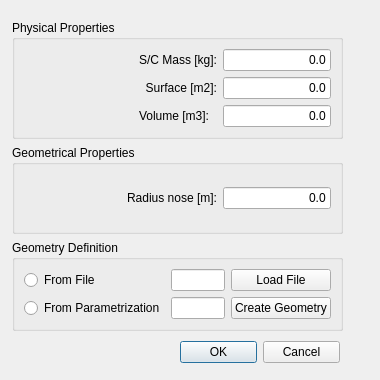
This is sta-src/Main/physicalproperties.ui in Dwarf-Planet-Project/SpaceDesignTool as Qt 5 draws it before an edit. The edited form follows.
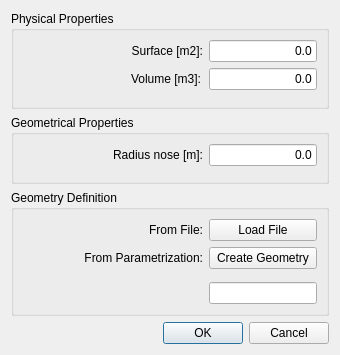
This is the edited form. Icons and pictures are not drawn.

```diff
--- a/sta-src/Main/physicalproperties.ui
+++ b/sta-src/Main/physicalproperties.ui
@@ -6,20 +6,20 @@
    <rect>
     <x>0</x>
     <y>0</y>
-    <width>380</width>
-    <height>380</height>
+    <width>340</width>
+    <height>355</height>
    </rect>
   </property>
   <property name="minimumSize">
    <size>
-    <width>380</width>
-    <height>380</height>
+    <width>0</width>
+    <height>0</height>
    </size>
   </property>
   <property name="maximumSize">
    <size>
-    <width>380</width>
-    <height>380</height>
+    <width>1000000</width>
+    <height>1000000</height>
    </size>
   </property>
   <property name="baseSize">
@@ -31,15 +31,8 @@
   <property name="windowTitle">
    <string>Physical/Geometrical Properties</string>
   </property>
-  <widget class="QWidget" name="layoutWidget">
-   <property name="geometry">
-    <rect>
-     <x>12</x>
-     <y>20</y>
-     <width>331</width>
-     <height>311</height>
-    </rect>
-   </property>
+  <layout class="QVBoxLayout" name="verticalLayout">
+   <item>
    <layout class="QVBoxLayout" name="verticalLayout_2">
     <item>
      <widget class="QGroupBox" name="groupBox_2">
@@ -56,36 +49,6 @@
        <item>
         <layout class="QGridLayout" name="gridLayout">
          <item row="0" column="0">
-          <widget class="QLabel" name="label">
-           <property name="text">
-            <string/>
-           </property>
-           <property name="pixmap">
-            <pixmap>:/icons/Mass.png</pixmap>
-           </property>
-          </widget>
-         </item>
-         <item row="0" column="2">
-          <widget class="QLabel" name="label_6">
-           <property name="text">
-            <string>S/C Mass [kg]:</string>
-           </property>
-           <property name="alignment">
-            <set>Qt::AlignRight|Qt::AlignTrailing|Qt::AlignVCenter</set>
-           </property>
-          </widget>
-         </item>
-         <item row="0" column="3">
-          <widget class="QLineEdit" name="lineEditMass">
-           <property name="text">
-            <string>0.0</string>
-           </property>
-           <property name="alignment">
-            <set>Qt::AlignRight|Qt::AlignTrailing|Qt::AlignVCenter</set>
-           </property>
-          </widget>
-         </item>
-         <item row="1" column="0">
           <widget class="QLabel" name="label_2">
            <property name="text">
             <string/>
@@ -95,7 +58,7 @@
            </property>
           </widget>
          </item>
-         <item row="1" column="2">
+          <item row="0" column="2">
           <widget class="QLabel" name="label_4">
            <property name="text">
             <string>Surface [m2]:</string>
@@ -105,7 +68,7 @@
            </property>
           </widget>
          </item>
-         <item row="1" column="3">
+          <item row="0" column="3">
           <widget class="QLineEdit" name="lineEditSurface">
            <property name="text">
             <string>0.0</string>
@@ -115,7 +78,7 @@
            </property>
           </widget>
          </item>
-         <item row="2" column="0">
+          <item row="1" column="0">
           <widget class="QLabel" name="label_3">
            <property name="text">
             <string/>
@@ -125,14 +88,14 @@
            </property>
           </widget>
          </item>
-         <item row="2" column="2">
+          <item row="1" column="2">
           <widget class="QLabel" name="label_5">
            <property name="text">
             <string>Volume [m3]:</string>
            </property>
           </widget>
          </item>
-         <item row="2" column="3">
+          <item row="1" column="3">
           <widget class="QLineEdit" name="lineEditVolume">
            <property name="text">
             <string>0.0</string>
@@ -143,19 +106,6 @@
           </widget>
          </item>
          <item row="0" column="1">
-          <spacer name="horizontalSpacer">
-           <property name="orientation">
-            <enum>Qt::Horizontal</enum>
-           </property>
-           <property name="sizeHint" stdset="0">
-            <size>
-             <width>40</width>
-             <height>20</height>
-            </size>
-           </property>
-          </spacer>
-         </item>
-         <item row="1" column="1">
           <spacer name="horizontalSpacer_2">
            <property name="orientation">
             <enum>Qt::Horizontal</enum>
@@ -168,7 +118,7 @@
            </property>
           </spacer>
          </item>
-         <item row="2" column="1">
+          <item row="1" column="1">
           <spacer name="horizontalSpacer_3">
            <property name="orientation">
             <enum>Qt::Horizontal</enum>
@@ -181,6 +131,19 @@
            </property>
           </spacer>
          </item>
+          <item row="2" column="0">
+           <spacer name="verticalSpacer_2">
+            <property name="orientation">
+             <enum>Qt::Vertical</enum>
+            </property>
+            <property name="sizeHint" stdset="0">
+             <size>
+              <width>20</width>
+              <height>40</height>
+             </size>
+            </property>
+           </spacer>
+          </item>
         </layout>
        </item>
       </layout>
@@ -240,6 +203,19 @@
            </property>
           </spacer>
          </item>
+          <item row="1" column="0">
+           <spacer name="verticalSpacer">
+            <property name="orientation">
+             <enum>Qt::Vertical</enum>
+            </property>
+            <property name="sizeHint" stdset="0">
+             <size>
+              <width>20</width>
+              <height>40</height>
+             </size>
+            </property>
+           </spacer>
+          </item>
         </layout>
        </item>
       </layout>
@@ -253,82 +229,104 @@
       <layout class="QHBoxLayout" name="horizontalLayout_3">
        <item>
         <layout class="QGridLayout" name="gridLayout_6">
-         <item row="0" column="0">
-          <widget class="QRadioButton" name="FileRadioButton">
-           <property name="text">
-            <string>From File</string>
-           </property>
-          </widget>
-         </item>
          <item row="0" column="2">
-          <widget class="QLineEdit" name="lineEditGeomFile"/>
-         </item>
-         <item row="0" column="3">
           <widget class="QPushButton" name="geomFileButton">
            <property name="text">
             <string>Load File</string>
            </property>
           </widget>
          </item>
-         <item row="0" column="1">
-          <spacer name="horizontalSpacer_4">
-           <property name="orientation">
-            <enum>Qt::Horizontal</enum>
-           </property>
-           <property name="sizeHint" stdset="0">
-            <size>
-             <width>40</width>
-             <height>20</height>
-            </size>
-           </property>
-          </spacer>
-         </item>
-         <item row="1" column="0">
-          <widget class="QRadioButton" name="ParaRadioButton">
-           <property name="text">
-            <string>From Parametrization</string>
-           </property>
-          </widget>
-         </item>
-         <item row="1" column="1">
-          <spacer name="horizontalSpacer_5">
-           <property name="orientation">
-            <enum>Qt::Horizontal</enum>
-           </property>
-           <property name="sizeHint" stdset="0">
-            <size>
-             <width>40</width>
-             <height>20</height>
-            </size>
-           </property>
-          </spacer>
-         </item>
          <item row="1" column="2">
-          <widget class="QLineEdit" name="lineEditGeomPara"/>
-         </item>
-         <item row="1" column="3">
           <widget class="QPushButton" name="geomParaButton">
            <property name="text">
             <string>Create Geometry</string>
            </property>
           </widget>
          </item>
+          <item row="2" column="2">
+           <spacer name="verticalSpacer_4">
+            <property name="orientation">
+             <enum>Qt::Vertical</enum>
+            </property>
+            <property name="sizeHint" stdset="0">
+             <size>
+              <width>20</width>
+              <height>40</height>
+             </size>
+            </property>
+           </spacer>
+          </item>
+          <item row="3" column="2">
+           <widget class="QLineEdit" name="fileLineEdit"/>
+          </item>
+          <item row="0" column="0">
+           <spacer name="horizontalSpacer">
+            <property name="orientation">
+             <enum>Qt::Horizontal</enum>
+            </property>
+            <property name="sizeHint" stdset="0">
+             <size>
+              <width>40</width>
+              <height>20</height>
+             </size>
+            </property>
+           </spacer>
+          </item>
+          <item row="1" column="0">
+           <spacer name="horizontalSpacer_4">
+            <property name="orientation">
+             <enum>Qt::Horizontal</enum>
+            </property>
+            <property name="sizeHint" stdset="0">
+             <size>
+              <width>40</width>
+              <height>20</height>
+             </size>
+            </property>
+           </spacer>
+          </item>
+          <item row="3" column="0">
+           <spacer name="horizontalSpacer_5">
+            <property name="orientation">
+             <enum>Qt::Horizontal</enum>
+            </property>
+            <property name="sizeHint" stdset="0">
+             <size>
+              <width>40</width>
+              <height>20</height>
+             </size>
+            </property>
+           </spacer>
+          </item>
+          <item row="0" column="1">
+           <widget class="QLabel" name="label">
+            <property name="text">
+             <string>From File:</string>
+            </property>
+            <property name="alignment">
+             <set>Qt::AlignRight|Qt::AlignTrailing|Qt::AlignVCenter</set>
+            </property>
+           </widget>
+          </item>
+          <item row="1" column="1">
+           <widget class="QLabel" name="label_6">
+            <property name="text">
+             <string>From Parametrization:</string>
+            </property>
+            <property name="alignment">
+             <set>Qt::AlignRight|Qt::AlignTrailing|Qt::AlignVCenter</set>
+            </property>
+           </widget>
+          </item>
         </layout>
        </item>
       </layout>
      </widget>
     </item>
    </layout>
-  </widget>
+   </item>
+   <item>
   <widget class="QDialogButtonBox" name="buttonBox">
-   <property name="geometry">
-    <rect>
-     <x>180</x>
-     <y>340</y>
-     <width>160</width>
-     <height>25</height>
-    </rect>
-   </property>
    <property name="maximumSize">
     <size>
      <width>16777215</width>
@@ -342,6 +340,8 @@
     <set>QDialogButtonBox::Cancel|QDialogButtonBox::Ok</set>
    </property>
   </widget>
+   </item>
+  </layout>
  </widget>
  <tabstops>
   <tabstop>lineEditMass</tabstop>
```
Left out of the diff: 17 changed lines with no effect on the pictures. Lines whose indentation alone changed are shown as unchanged.
